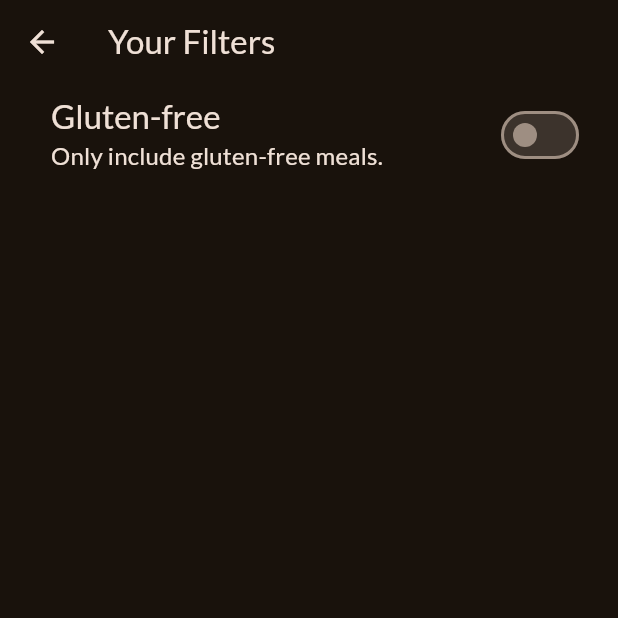
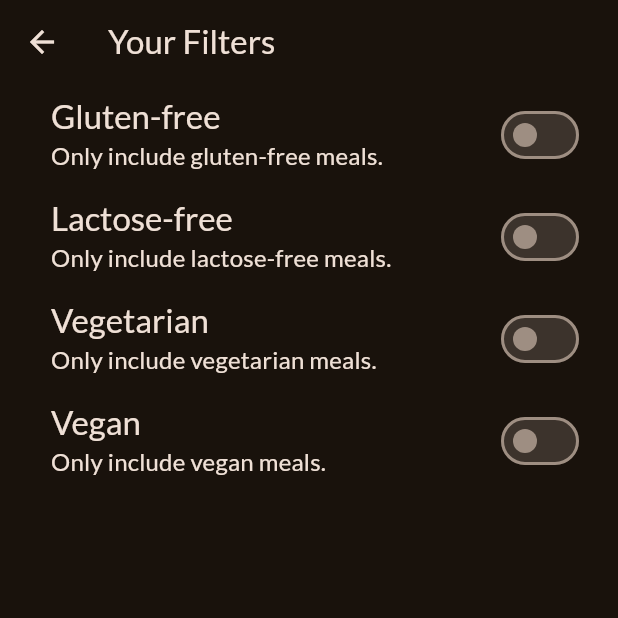
Before and after one commit to sepakTama/meals, a Flutter app: the FiltersScreen screen opened directly, on a phone screen of 412 x 824 dp, the top half of it. Run offline on Flutter 3.47's test engine with Material 3 defaults, Android fonts, the phone set to English and light mode, and no system bars; our stand-ins replace google_fonts, transparent_image.

```diff
--- a/lib/screens/filters.dart
+++ b/lib/screens/filters.dart
@@ -1,6 +1,13 @@
 import 'package:flutter/material.dart';
 // import 'package:meals/screens/tabs.dart';
 // import 'package:meals/widgets/main_drawer.dart';
+
+enum Filter {
+  glutenFree,
+  lactoseFree,
+  vegetarian,
+  vegan,
+}
 
 class FiltersScreen extends StatefulWidget {
   const FiltersScreen({super.key});
@@ -13,6 +20,9 @@ class FiltersScreen extends StatefulWidget {
 
 class _FiltersScreen extends State<FiltersScreen> {
   var _glutenFreeFilterSet = false;
+  var _lactoseFreeFilterSet = false;
+  var _vegetarianFilterSet = false;
+  var _veganFilterSet = false;
 
   @override
   Widget build(BuildContext context) {
@@ -32,7 +42,18 @@ class _FiltersScreen extends State<FiltersScreen> {
       //     }
       //   },
       // ),
-      body: Column(
+      body: PopScope(
+        canPop: false,
+        onPopInvoked: (bool didPop) {
+          if (didPop) return;
+          Navigator.of(context).pop({
+            Filter.glutenFree: _glutenFreeFilterSet,
+            Filter.lactoseFree: _lactoseFreeFilterSet,
+            Filter.vegetarian: _vegetarianFilterSet,
+            Filter.vegan: _veganFilterSet,
+          });
+        },
+        child: Column(
           children: [
             SwitchListTile(
               value: _glutenFreeFilterSet,
@@ -55,8 +76,75 @@ class _FiltersScreen extends State<FiltersScreen> {
               ),
               activeColor: Theme.of(context).colorScheme.tertiary,
               contentPadding: const EdgeInsets.only(left: 34, right: 22),
-          )
+            ),
+            SwitchListTile(
+              value: _lactoseFreeFilterSet,
+              onChanged: (isChecked) {
+                setState(() {
+                  _lactoseFreeFilterSet = isChecked;
+                });
+              },
+              title: Text(
+                'Lactose-free',
+                style: Theme.of(context).textTheme.titleLarge!.copyWith(
+                      color: Theme.of(context).colorScheme.onBackground,
+                    ),
+              ),
+              subtitle: Text(
+                'Only include lactose-free meals.',
+                style: Theme.of(context).textTheme.titleMedium!.copyWith(
+                      color: Theme.of(context).colorScheme.onBackground,
+                    ),
+              ),
+              activeColor: Theme.of(context).colorScheme.tertiary,
+              contentPadding: const EdgeInsets.only(left: 34, right: 22),
+            ),
+            SwitchListTile(
+              value: _vegetarianFilterSet,
+              onChanged: (isChecked) {
+                setState(() {
+                  _vegetarianFilterSet = isChecked;
+                });
+              },
+              title: Text(
+                'Vegetarian',
+                style: Theme.of(context).textTheme.titleLarge!.copyWith(
+                      color: Theme.of(context).colorScheme.onBackground,
+                    ),
+              ),
+              subtitle: Text(
+                'Only include vegetarian meals.',
+                style: Theme.of(context).textTheme.titleMedium!.copyWith(
+                      color: Theme.of(context).colorScheme.onBackground,
+                    ),
+              ),
+              activeColor: Theme.of(context).colorScheme.tertiary,
+              contentPadding: const EdgeInsets.only(left: 34, right: 22),
+            ),
+            SwitchListTile(
+              value: _veganFilterSet,
+              onChanged: (isChecked) {
+                setState(() {
+                  _veganFilterSet = isChecked;
+                });
+              },
+              title: Text(
+                'Vegan',
+                style: Theme.of(context).textTheme.titleLarge!.copyWith(
+                      color: Theme.of(context).colorScheme.onBackground,
+                    ),
+              ),
+              subtitle: Text(
+                'Only include vegan meals.',
+                style: Theme.of(context).textTheme.titleMedium!.copyWith(
+                      color: Theme.of(context).colorScheme.onBackground,
+                    ),
+              ),
+              activeColor: Theme.of(context).colorScheme.tertiary,
+              contentPadding: const EdgeInsets.only(left: 34, right: 22),
+            ),
           ],
+        ),
       ),
     );
   }
```
Lines whose indentation alone changed are shown as unchanged.
